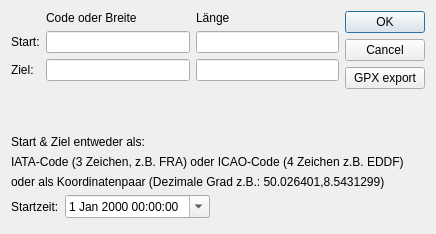
This is dyjtrack/flugdialog.ui in DimitriJunker/DYJOSM as Qt 5 draws it before an edit. The edited form follows.
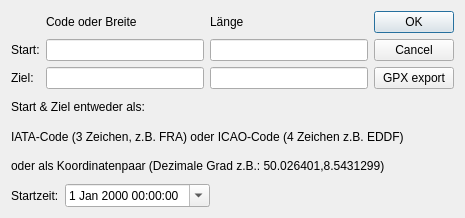
This is the edited form.

Commit message: Widgets made resizable

Diff of the .ui file:
```diff
--- a/dyjtrack/flugdialog.ui
+++ b/dyjtrack/flugdialog.ui
@@ -6,18 +6,30 @@
    <rect>
     <x>0</x>
     <y>0</y>
-    <width>436</width>
-    <height>234</height>
+    <width>465</width>
+    <height>218</height>
    </rect>
   </property>
   <property name="windowTitle">
    <string>Flug hinzufügen</string>
   </property>
-  <layout class="QVBoxLayout" name="verticalLayout_3">
-   <item>
-    <layout class="QHBoxLayout" name="horizontalLayout_2">
-     <item>
-      <layout class="QGridLayout" name="gridLayout" rowstretch="0,0,0,0" columnstretch="0,0,0">
+  <layout class="QGridLayout" name="gridLayout_2">
+   <item row="0" column="0">
+    <layout class="QGridLayout" name="gridLayout" rowstretch="0,0,0" columnstretch="0,0,0">
+     <item row="0" column="1">
+      <widget class="QLabel" name="label_6">
+       <property name="text">
+        <string>Code oder Breite</string>
+       </property>
+      </widget>
+     </item>
+     <item row="0" column="2">
+      <widget class="QLabel" name="label_7">
+       <property name="text">
+        <string>Länge</string>
+       </property>
+      </widget>
+     </item>
        <item row="1" column="0">
         <widget class="QLabel" name="label">
          <property name="text">
@@ -25,22 +37,12 @@
          </property>
         </widget>
        </item>
-       <item row="2" column="1">
-        <widget class="QLineEdit" name="le_destLat"/>
-       </item>
-       <item row="2" column="2">
-        <widget class="QLineEdit" name="le_destLon"/>
+     <item row="1" column="1">
+      <widget class="QLineEdit" name="le_startLat"/>
        </item>
        <item row="1" column="2">
         <widget class="QLineEdit" name="le_startLon"/>
        </item>
-       <item row="0" column="2">
-        <widget class="QLabel" name="label_7">
-         <property name="text">
-          <string>Länge</string>
-         </property>
-        </widget>
-       </item>
        <item row="2" column="0">
         <widget class="QLabel" name="label_2">
          <property name="text">
@@ -48,35 +50,24 @@
          </property>
         </widget>
        </item>
-       <item row="0" column="1">
-        <widget class="QLabel" name="label_6">
-         <property name="text">
-          <string>Code oder Breite</string>
-         </property>
-        </widget>
-       </item>
-       <item row="1" column="1">
-        <widget class="QLineEdit" name="le_startLat"/>
-       </item>
-       <item row="3" column="1">
-        <spacer name="verticalSpacer_3">
-         <property name="orientation">
-          <enum>Qt::Vertical</enum>
-         </property>
-         <property name="sizeHint" stdset="0">
-          <size>
-           <width>20</width>
-           <height>40</height>
-          </size>
-         </property>
-        </spacer>
+     <item row="2" column="1">
+      <widget class="QLineEdit" name="le_destLat"/>
+     </item>
+     <item row="2" column="2">
+      <widget class="QLineEdit" name="le_destLon"/>
        </item>
       </layout>
      </item>
-     <item>
+   <item row="0" column="1">
       <layout class="QVBoxLayout" name="verticalLayout_2">
        <item>
         <widget class="QDialogButtonBox" name="buttonBox">
+       <property name="sizePolicy">
+        <sizepolicy hsizetype="Fixed" vsizetype="Maximum">
+         <horstretch>0</horstretch>
+         <verstretch>0</verstretch>
+        </sizepolicy>
+       </property>
          <property name="orientation">
           <enum>Qt::Vertical</enum>
          </property>
@@ -92,24 +83,9 @@
          </property>
         </widget>
        </item>
-       <item>
-        <spacer name="verticalSpacer">
-         <property name="orientation">
-          <enum>Qt::Vertical</enum>
-         </property>
-         <property name="sizeHint" stdset="0">
-          <size>
-           <width>20</width>
-           <height>40</height>
-          </size>
-         </property>
-        </spacer>
-       </item>
-      </layout>
-     </item>
-    </layout>
-   </item>
-   <item>
+    </layout>
+   </item>
+   <item row="1" column="0" colspan="2">
     <layout class="QVBoxLayout" name="verticalLayout">
      <item>
       <widget class="QLabel" name="label_3">
@@ -134,7 +110,7 @@
      </item>
     </layout>
    </item>
-   <item>
+   <item row="2" column="0" colspan="2">
     <layout class="QHBoxLayout" name="horizontalLayout">
      <item>
       <widget class="QLabel" name="label_8">
@@ -165,19 +141,6 @@
      </item>
     </layout>
    </item>
-   <item>
-    <spacer name="verticalSpacer_2">
-     <property name="orientation">
-      <enum>Qt::Vertical</enum>
-     </property>
-     <property name="sizeHint" stdset="0">
-      <size>
-       <width>20</width>
-       <height>0</height>
-      </size>
-     </property>
-    </spacer>
-   </item>
   </layout>
  </widget>
  <resources/>
```
Lines whose indentation alone changed are shown as unchanged. The commit also changes 7 other files.
